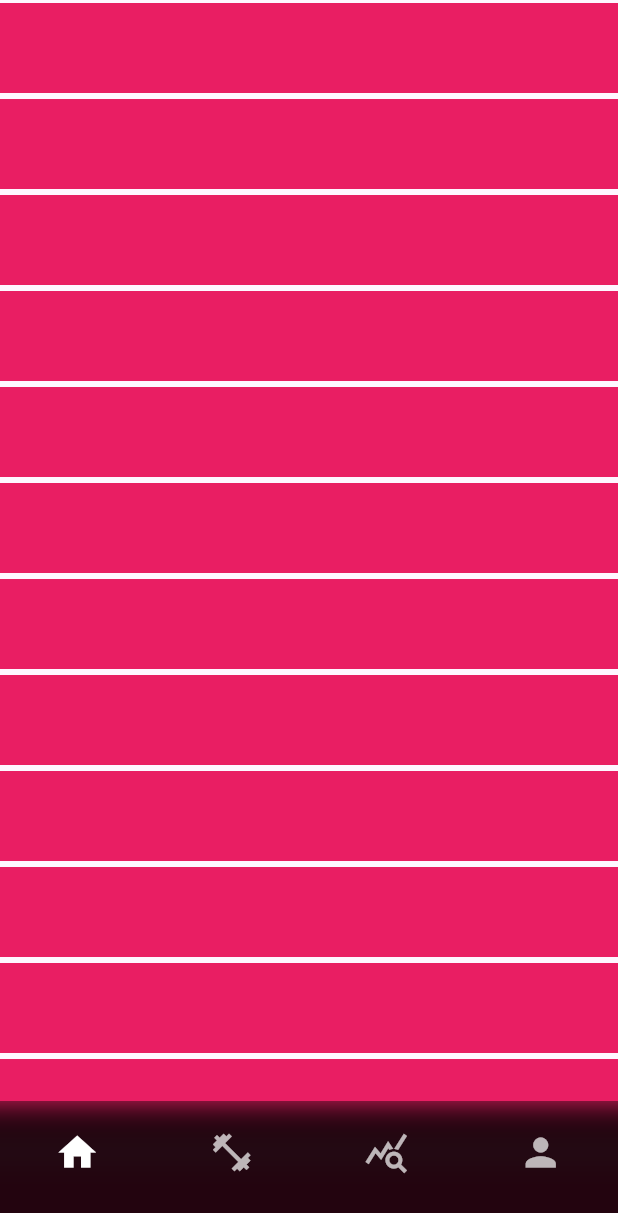
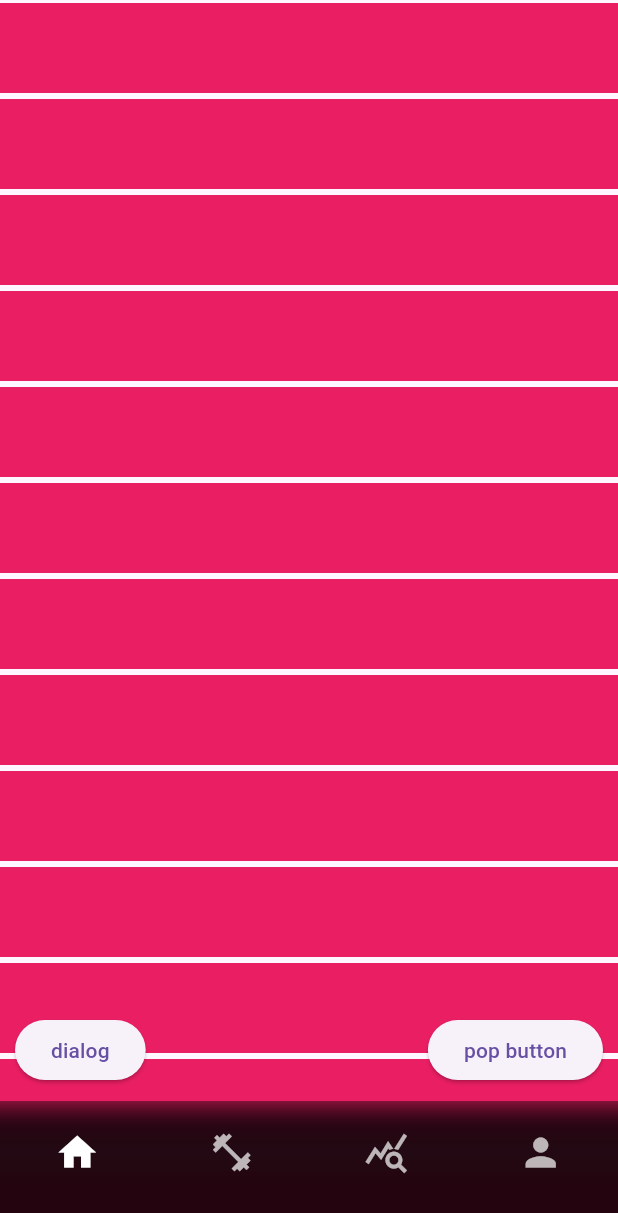
Before and after one commit to ericFlutterast/workouts, a Flutter app: the screen it shows after launch, on a phone screen of 412 x 824 dp. Shown: the top 1213 px of the screen. Run offline on Flutter 3.47's test engine with Material 3 defaults, Android fonts, the phone set to English and light mode, and no system bars; our stand-ins replace drift, firebase_core, firebase_messaging, flutter_hooks, sqlite3_flutter_libs; missing offline and left inert: sqlite3; accounts and stored records are empty; generated files the repository leaves out were written again.

Commit message:
feat(app): add observer, add managing pages through the AppNavigator and small changes

```diff
--- a/lib/app.dart
+++ b/lib/app.dart
@@ -1,5 +1,4 @@
 import 'package:flutter/material.dart';
-import 'package:workouts/common/navigation/app_navigator.dart';
 import 'package:workouts/common/navigation/navigator.dart';
 
 class App extends StatelessWidget {
@@ -18,13 +17,10 @@ class MaterialContext extends StatelessWidget {
 
   @override
   Widget build(BuildContext context) {
-    return MaterialApp(
+    return const MaterialApp(
       debugShowCheckedModeBanner: false,
       title: 'Workouts',
-      home: AppNavigator(
-        initPath: Uri.parse('home'),
-        child: const AppRoot(),
-      ),
+      home: AppRoot(),
     );
   }
 }
--- a/lib/common/navigation/app_navigator.dart
+++ b/lib/common/navigation/app_navigator.dart
@@ -1,22 +1,34 @@
 import 'package:flutter/material.dart';
 import 'package:l/l.dart';
-import 'package:workouts/common/navigation/app_page.dart';
+import 'package:workouts/common/navigation/app_pages.dart';
+import 'package:workouts/common/navigation/observers.dart';
+
+typedef NavigatorPages = List<Page<Object?>>;
 
 class AppNavigatorException implements Exception {
   AppNavigatorException(this.message);
 
   final String message;
+
+  @override
+  String toString() => 'AppNavigatorException: $message';
 }
 
 class AppNavigator extends StatefulWidget {
   const AppNavigator({
     required this.initPath,
     required this.child,
+    required this.pageObserver,
     super.key,
   });
 
-  final Uri initPath;
+  final String? initPath;
   final Widget child;
+  final PageObserver pageObserver;
+
+  NavigatorState? get navigator => pageObserver.navigator;
+
+  static const String defaultRouteName = '/';
 
   static AppNavigatorState of(BuildContext context, {bool rootNavigator = false}) {
     AppNavigatorState? navigatorState;
@@ -28,8 +40,42 @@ class AppNavigator extends StatefulWidget {
     } else {
       navigatorState = context.findAncestorStateOfType<AppNavigatorState>();
     }
-    assert(navigatorState != null, AppNavigatorException('В этом контексте нет навигатора'));
+    assert(() {
+      if (navigatorState == null) {
+        throw AppNavigatorException('В этом контексте нет навигатора');
+      }
+      return true;
+    }());
     return navigatorState!;
+  }
+
+  static NavigatorPages pagesOf(BuildContext context) => AppNavigator.of(context).pages;
+
+  static void pop<T extends Object?>(BuildContext context, [T? result]) {
+    final navigator = of(context).widget.navigator;
+    if (navigator == null) {
+      Navigator.pop(context, result);
+    } else {
+      navigator.pop(result);
+    }
+  }
+
+  static bool canPop(BuildContext context) {
+    final navigator = of(context).widget.navigator;
+    if (navigator == null) {
+      return Navigator.canPop(context);
+    } else {
+      return navigator.canPop();
+    }
+  }
+
+  static Future<bool> maybePop<T extends Object?>(BuildContext context, [T? result]) {
+    final navigator = of(context).widget.navigator;
+    if (navigator == null) {
+      return Navigator.maybePop(context, result);
+    } else {
+      return navigator.maybePop(result);
+    }
   }
 
   static List<Page<Object?>> buildAndReduceOf(BuildContext context, {required Uri uri}) {
@@ -51,8 +97,6 @@ class AppNavigator extends StatefulWidget {
   State<AppNavigator> createState() => AppNavigatorState();
 }
 
-typedef NavigatorPages = List<Page<Object?>>;
-
 class AppNavigatorState extends State<AppNavigator> {
   late NavigatorPages _pages;
 
@@ -61,20 +105,33 @@ class AppNavigatorState extends State<AppNavigator> {
   @override
   void initState() {
     super.initState();
-    _pages = AppNavigator.buildAndReduceOf(context, uri: widget.initPath);
+    _pages = AppNavigator.buildAndReduceOf(context,
+        uri: Uri.parse(widget.initPath ?? AppNavigator.defaultRouteName));
   }
 
   @override
   void didUpdateWidget(covariant AppNavigator oldWidget) {
     super.didUpdateWidget(oldWidget);
     if (oldWidget.initPath != widget.initPath) {
-      _pages = AppNavigator.buildAndReduceOf(context, uri: widget.initPath);
+      _pages = AppNavigator.buildAndReduceOf(
+        context,
+        uri: Uri.parse(
+          widget.initPath ?? AppNavigator.defaultRouteName,
+        ),
+      );
     }
   }
 
-  void addPageNamed(String name) {
+  void pushNamed(String name) {
     setState(() {
-      _pages.add(AppPage.fromPath(name));
+      _pages = [AppPage.fromPath(name)];
+    });
+  }
+
+  void buildFromPath(String path) {
+    final Uri uriPath = Uri.parse(path);
+    setState(() {
+      _pages = AppNavigator.buildAndReduceOf(context, uri: uriPath);
     });
   }
 
--- a/lib/common/navigation/app_page.dart
+++ b/lib/common/navigation/app_pages.dart
@@ -23,8 +23,8 @@ abstract class AppPage<T> extends Page<T> {
     return switch (path) {
       'home' => HomePage(),
       'workouts' => WorkoutsPage(),
-      //'statistics' => StatisticsPAge(),
-      //'profile' => ProfilePage(),
+      'statistics' => StatisticsPage(),
+      'profile' => ProfilePage(),
       _ => NotFoundPage(),
     };
   }
@@ -35,7 +35,10 @@ abstract class AppPage<T> extends Page<T> {
   final RouteSettings? settings;
 
   @override
-  Route<T> createRoute(BuildContext context) => PageRouteBuilder(
+  Route<T> createRoute(BuildContext context) => createPageRout(context, builder(context));
+
+  Route<T> createPageRout(BuildContext context, Widget child) {
+    return PageRouteBuilder<T>(
       transitionDuration: const Duration(milliseconds: 1200),
       reverseTransitionDuration: const Duration(milliseconds: 300),
       maintainState: maintainState,
@@ -51,6 +54,7 @@ abstract class AppPage<T> extends Page<T> {
         child: builder.call(context),
       ),
     );
+  }
 
   Widget builder(BuildContext context);
 }
@@ -69,6 +73,36 @@ final class WorkoutsPage<T> extends AppPage<T> {
   Widget builder(BuildContext context) => const WorkoutScreen();
 }
 
+final class StatisticsPage<T> extends AppPage<T> {
+  StatisticsPage({super.location = 'statistics', super.name = 'statistics'});
+
+  @override
+  Widget builder(BuildContext context) => Scaffold(
+        body: Container(
+          color: Colors.pinkAccent,
+          child: const Center(
+            child: Text('statistics'),
+          ),
+        ),
+      );
+}
+
+final class ProfilePage<T> extends AppPage<T> {
+  ProfilePage({super.location = 'profile', super.name = 'profile'});
+
+  @override
+  Widget builder(BuildContext context) {
+    return Scaffold(
+      body: Container(
+        color: Colors.cyanAccent,
+        child: const Center(
+          child: Text('profile'),
+        ),
+      ),
+    );
+  }
+}
+
 final class NotFoundPage<T> extends AppPage<T> {
   NotFoundPage({super.location = '404', super.name = '404'});
 
--- a/lib/common/navigation/navigator.dart
+++ b/lib/common/navigation/navigator.dart
@@ -1,9 +1,10 @@
 import 'package:flutter/material.dart';
 import 'package:workouts/common/navigation/app_navigator.dart';
+import 'package:workouts/common/navigation/observers.dart';
 import 'package:workouts/common/widgets/shake_widget.dart';
 import 'package:workouts/uikit/bottom_navigation.dart';
 
-//TODO: move to other directory
+//TODO: move to other directory and remove file
 class AppRoot extends StatefulWidget {
   const AppRoot({
     super.key,
@@ -23,20 +24,26 @@ class _AppRootState extends State<AppRoot> {
     Icons.person,
   ];
 
-  final List<String> locations = ['home', 'workouts', '', ''];
+  final List<String> locations = ['home', 'workouts', 'statistics', 'profile'];
 
   static final _bottomNavKeys = List.generate(4, (_) => UniqueKey());
 
+  final pageObserver = PageObserver();
+
   @override
-  Widget build(BuildContext context) => Stack(
+  Widget build(BuildContext context) {
+    return AppNavigator(
+      initPath: 'home',
+      pageObserver: pageObserver,
+      child: Builder(
+        builder: (context) => Stack(
           alignment: Alignment.bottomCenter,
           children: [
             Navigator(
-            pages: AppNavigator.of(context).pages,
+              pages: AppNavigator.pagesOf(context),
+              observers: [pageObserver],
               transitionDelegate: const DefaultTransitionDelegate(),
-            onDidRemovePage: (page) {
-              //TODO:
-            },
+              onDidRemovePage: (page) {},
             ),
             AppBottomNavigation(
               children: [
@@ -51,7 +58,7 @@ class _AppRootState extends State<AppRoot> {
                           _currentTabIndex = i;
                           _bottomNavKeys[i] = UniqueKey();
                         });
-                      AppNavigator.of(context).addPageNamed(locations[i]);
+                        AppNavigator.of(context).pushNamed(locations[i]);
                       },
                       icon: Icon(
                         _bottomNavbarIcons[i],
@@ -62,6 +69,43 @@ class _AppRootState extends State<AppRoot> {
                   )
               ],
             ),
+            Positioned(
+              right: 10,
+              bottom: 100,
+              child: ElevatedButton(
+                onPressed: () {
+                  AppNavigator.maybePop(context);
+                },
+                child: const Text('pop button'),
+              ),
+            ),
+            Positioned(
+              left: 10,
+              bottom: 100,
+              child: ElevatedButton(
+                onPressed: () {
+                  showModalBottomSheet(
+                      context: context,
+                      builder: (context) {
+                        return Dialog(
+                          child: Container(
+                            height: 150,
+                            width: 250,
+                            child: ElevatedButton(
+                                onPressed: () {
+                                  Navigator.pop(context);
+                                },
+                                child: const Text('pop')),
+                          ),
+                        );
+                      });
+                },
+                child: const Text('dialog'),
+              ),
+            ),
           ],
+        ),
+      ),
     );
   }
+}
--- /dev/null
+++ b/lib/common/navigation/observers.dart
@@ -0,0 +1,3 @@
+import 'package:flutter/cupertino.dart';
+
+final class PageObserver extends RouteObserver<PageRoute<Object?>> implements NavigatorObserver {}
```
Lines whose indentation alone changed are shown as unchanged.
